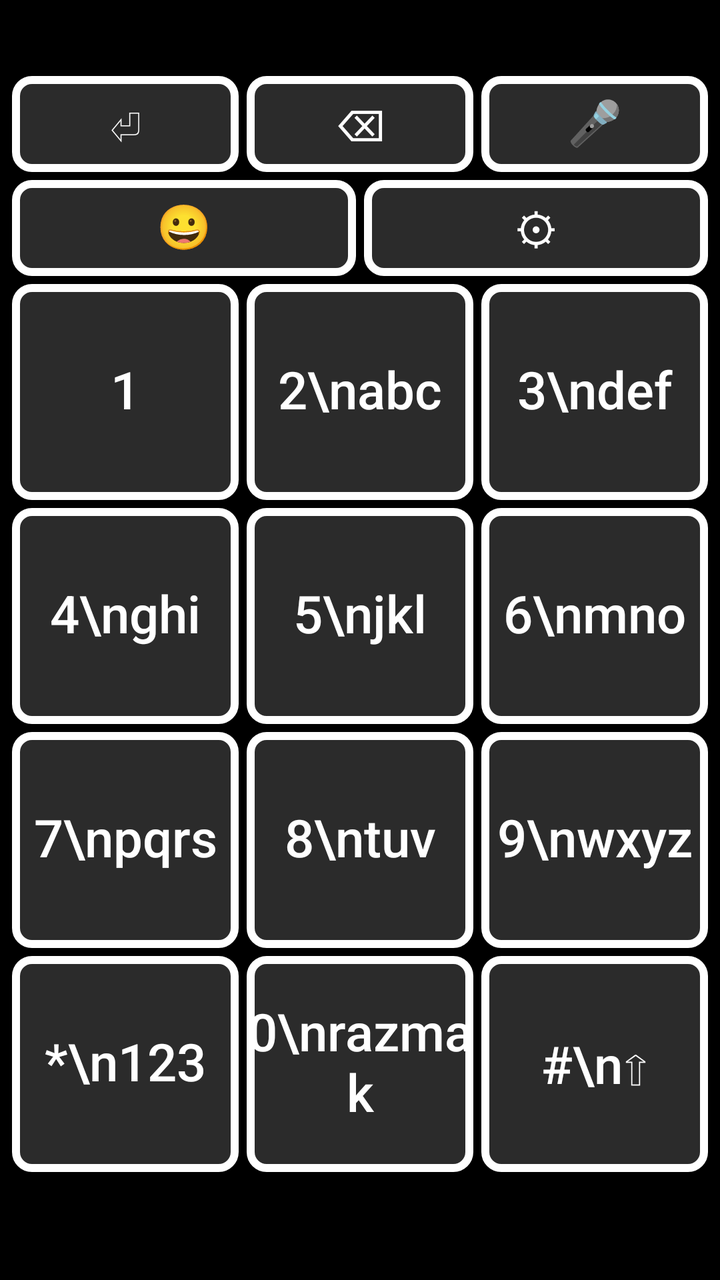
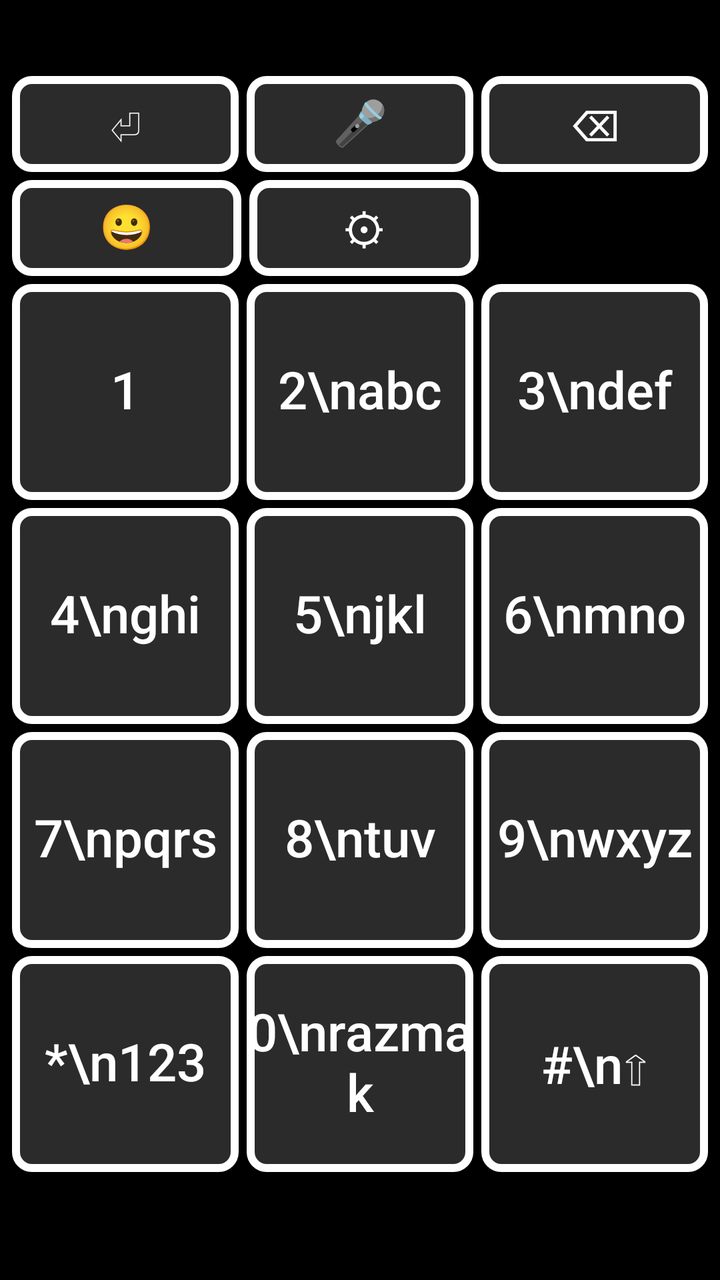

Compare the two renders of this Android layout. The source of the first and the diff that turns it into the second are given below.
<!-- AndroidManifest.xml: application theme Theme.AppCompat.Light -->
<!-- res/layout/keyboard_view.xml -->
<?xml version="1.0" encoding="utf-8"?>
<LinearLayout xmlns:android="http://schemas.android.com/apk/res/android"
    android:layout_width="match_parent"
    android:layout_height="wrap_content"
    android:orientation="vertical"
    android:background="@color/keyboard_bg"
    android:padding="4dp">

    
    <TextView
        android:id="@+id/previewText"
        android:layout_width="match_parent"
        android:layout_height="32dp"
        android:gravity="center"
        android:textColor="@color/key_text"
        android:textSize="18sp"
        android:importantForAccessibility="no" />

    
    <LinearLayout
        android:id="@+id/controlRow1"
        android:layout_width="match_parent"
        android:layout_height="52dp"
        android:orientation="horizontal">

        <Button
            android:id="@+id/keyEnter"
            style="@style/KeyButtonSpecial"
            android:text="⏎" />

        <Button
            android:id="@+id/keyBackspace"
            style="@style/KeyButtonSpecial"
            android:text="⌫" />

        <Button
            android:id="@+id/keyVoice"
            style="@style/KeyButtonSpecial"
            android:text="🎤" />
    </LinearLayout>

    
    <LinearLayout
        android:id="@+id/controlRow2"
        android:layout_width="match_parent"
        android:layout_height="52dp"
        android:orientation="horizontal">

        <Button
            android:id="@+id/keyEmoji"
            style="@style/KeyButtonSpecial"
            android:text="😀" />

        <Button
            android:id="@+id/keySettings"
            style="@style/KeyButtonSpecial"
            android:text="⚙" />
    </LinearLayout>

    
    <LinearLayout android:id="@+id/gridRow1" android:layout_width="match_parent" android:layout_height="112dp" android:orientation="horizontal">
        <Button android:id="@+id/key1" style="@style/KeyButtonMain" android:text="1" />
        <Button android:id="@+id/key2" style="@style/KeyButtonMain" android:text="2\nabc" />
        <Button android:id="@+id/key3" style="@style/KeyButtonMain" android:text="3\ndef" />
    </LinearLayout>

    <LinearLayout android:id="@+id/gridRow2" android:layout_width="match_parent" android:layout_height="112dp" android:orientation="horizontal">
        <Button android:id="@+id/key4" style="@style/KeyButtonMain" android:text="4\nghi" />
        <Button android:id="@+id/key5" style="@style/KeyButtonMain" android:text="5\njkl" />
        <Button android:id="@+id/key6" style="@style/KeyButtonMain" android:text="6\nmno" />
    </LinearLayout>

    <LinearLayout android:id="@+id/gridRow3" android:layout_width="match_parent" android:layout_height="112dp" android:orientation="horizontal">
        <Button android:id="@+id/key7" style="@style/KeyButtonMain" android:text="7\npqrs" />
        <Button android:id="@+id/key8" style="@style/KeyButtonMain" android:text="8\ntuv" />
        <Button android:id="@+id/key9" style="@style/KeyButtonMain" android:text="9\nwxyz" />
    </LinearLayout>

    <LinearLayout android:id="@+id/gridRow4" android:layout_width="match_parent" android:layout_height="112dp" android:orientation="horizontal">
        <Button android:id="@+id/keyStar" style="@style/KeyButtonMain" android:text="*\n123" />
        <Button android:id="@+id/key0" style="@style/KeyButtonMain" android:text="0\nrazmak" />
        <Button android:id="@+id/keyHash" style="@style/KeyButtonMain" android:text="#\n⇧" />
    </LinearLayout>

</LinearLayout>
<!-- resources referenced by this layout -->
<resources>
  <color name="key_text">#FFFFFF</color>
  <color name="keyboard_bg">#000000</color>
  <style name="KeyButtonMain">
          <item name="android:layout_width">0dp</item>
          <item name="android:layout_height">match_parent</item>
          <item name="android:layout_weight">1</item>
          <item name="android:layout_margin">2dp</item>
          <item name="android:background">@drawable/key_background</item>
          <item name="android:textColor">@color/key_text</item>
          <item name="android:textSize">26sp</item>
          <item name="android:textAllCaps">false</item>
          <item name="android:includeFontPadding">false</item>
          <item name="android:elevation">0dp</item>
          <item name="android:stateListAnimator">@null</item>
      </style>
  <style name="KeyButtonSpecial" parent="KeyButtonMain">
          <item name="android:background">@drawable/key_background</item>
          <item name="android:textSize">22sp</item>
      </style>
  <!-- drawable key_background (drawable) -->
  <?xml version="1.0" encoding="utf-8"?>
  <selector xmlns:android="http://schemas.android.com/apk/res/android">
      <item android:state_pressed="true">
          <shape android:shape="rectangle">
              <solid android:color="@color/key_bg_pressed" />
              <corners android:radius="8dp" />
              <stroke android:width="4dp" android:color="#FFFFFF" />
          </shape>
      </item>
      <item android:state_focused="true">
          <shape android:shape="rectangle">
              <solid android:color="@color/key_bg_pressed" />
              <corners android:radius="8dp" />
              <stroke android:width="4dp" android:color="#FFCC00" />
          </shape>
      </item>
      <item>
          <shape android:shape="rectangle">
              <solid android:color="@color/key_bg" />
              <corners android:radius="8dp" />
              <stroke android:width="4dp" android:color="#FFFFFF" />
          </shape>
      </item>
  </selector>
  <color name="key_bg_pressed">#4A4A4A</color>
  <color name="key_bg">#2B2B2B</color>
</resources>

<!-- the commit's change to res/layout/keyboard_view.xml (unified diff, before → after) -->
@@ -29,14 +29,14 @@
             android:text="⏎" />
 
         <Button
+            android:id="@+id/keyVoice"
+            style="@style/KeyButtonSpecial"
+            android:text="🎤" />
+
+        <Button
             android:id="@+id/keyBackspace"
             style="@style/KeyButtonSpecial"
             android:text="⌫" />
-
-        <Button
-            android:id="@+id/keyVoice"
-            style="@style/KeyButtonSpecial"
-            android:text="🎤" />
     </LinearLayout>
 
     
@@ -55,6 +55,12 @@
             android:id="@+id/keySettings"
             style="@style/KeyButtonSpecial"
             android:text="⚙" />
+
+        <View
+            android:layout_width="0dp"
+            android:layout_height="match_parent"
+            android:layout_weight="1"
+            android:importantForAccessibility="no" />
     </LinearLayout>
 
     
